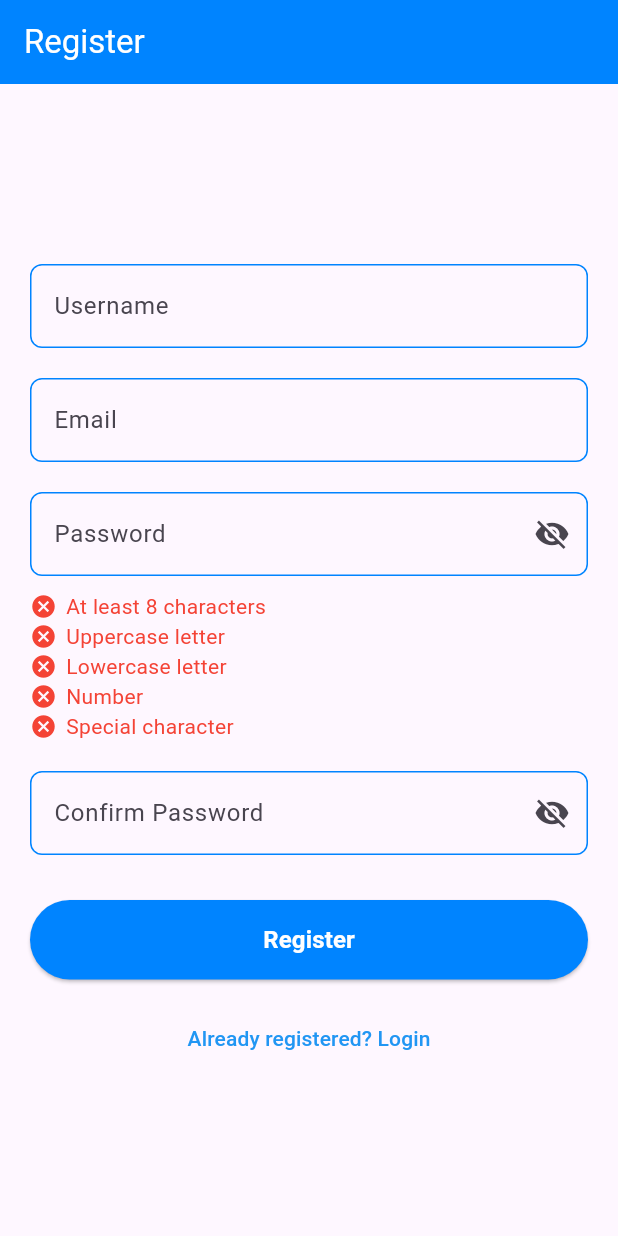
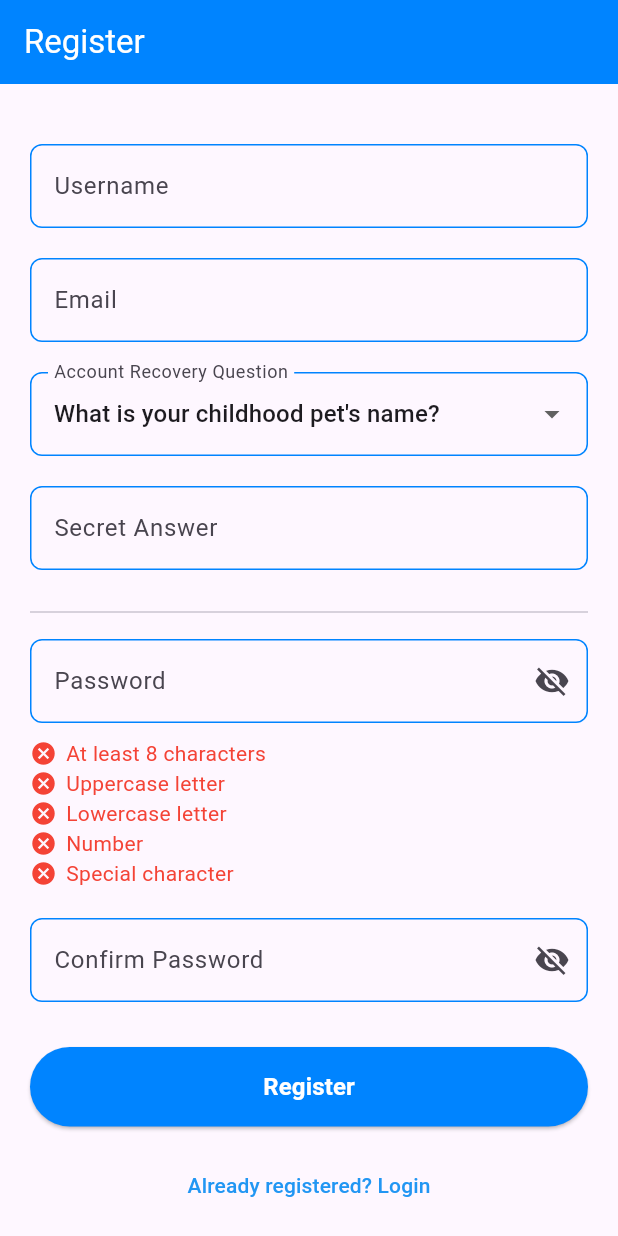
Before and after one commit to Somasekhar711/MD-NT, a Flutter app: the screen it shows after launch, after a tap on "New user? Register here", on a phone screen of 412 x 824 dp. Run offline on Flutter 3.47's test engine with Material 3 defaults, Android fonts, the phone set to English and light mode, and no system bars; our stand-ins replace image_picker, shared_preferences; network calls fail.

Commit message:
feat: Completed full auth flow with forgot password and account recovery

```diff
--- a/md_nt/lib/authentication/login_page.dart
+++ b/md_nt/lib/authentication/login_page.dart
@@ -4,7 +4,8 @@ import 'dart:convert';
 import 'register_page.dart';
 import 'package:md_nt/home/dashboard.dart';
 import 'package:shared_preferences/shared_preferences.dart';
-import 'package:md_nt/config.dart'; // Added Import
+import 'package:md_nt/config.dart';
+import 'package:md_nt/forgot_password_page.dart'; // Import is here!
 
 class LoginPage extends StatefulWidget {
   final VoidCallback toggleTheme;
@@ -46,7 +47,6 @@ class _LoginPageState extends State<LoginPage> {
       final data = jsonDecode(response.body);
 
       if (response.statusCode == 200) {
-        final data = jsonDecode(response.body);
         String userName = data['user']['name'];
 
         // SAVE DATA PERMANENTLY
@@ -83,7 +83,6 @@ class _LoginPageState extends State<LoginPage> {
     }
   }
 
-  // ... rest of your build method stays the same ...
   @override
   Widget build(BuildContext context) {
     return Scaffold(
@@ -155,6 +154,24 @@ class _LoginPageState extends State<LoginPage> {
                         style: TextStyle(color: Colors.white),
                       ),
               ),
+
+              // --- NEW: Forgot Password Button ---
+              const SizedBox(height: 10),
+              TextButton(
+                onPressed: () {
+                  Navigator.push(
+                    context,
+                    MaterialPageRoute(
+                        builder: (context) => const ForgotPasswordPage()),
+                  );
+                },
+                child: const Text(
+                  'Forgot Password?',
+                  style: TextStyle(
+                      color: Colors.blue, fontWeight: FontWeight.w600),
+                ),
+              ),
+
               TextButton(
                 onPressed: () => Navigator.push(
                   context,
--- a/md_nt/lib/authentication/register_page.dart
+++ b/md_nt/lib/authentication/register_page.dart
@@ -14,12 +14,23 @@ class _RegisterPageState extends State<RegisterPage> {
   final TextEditingController usernameController = TextEditingController();
   final TextEditingController emailController = TextEditingController();
   final TextEditingController passwordController = TextEditingController();
-  final TextEditingController confirmPasswordController =
-      TextEditingController();
+  final TextEditingController confirmPasswordController = TextEditingController();
+
+  // --- NEW: Controller for the security answer ---
+  final TextEditingController securityAnswerController = TextEditingController();
 
   bool _isPasswordVisible = false;
   bool _isConfirmPasswordVisible = false;
-  bool _isLoading = false; // To show loading spinner
+  bool _isLoading = false;
+
+  // --- NEW: Security Question State ---
+  String _selectedQuestion = 'What is your childhood pet\'s name?';
+  final List<String> _securityQuestions = [
+    'What is your childhood pet\'s name?',
+    'What city were you born in?',
+    'What is your mother\'s maiden name?',
+    'What was the name of your first school?'
+  ];
 
   final Color primaryColor = const Color.fromARGB(255, 0, 132, 255);
 
@@ -34,8 +45,9 @@ class _RegisterPageState extends State<RegisterPage> {
     String email = emailController.text.trim();
     String password = passwordController.text;
     String confirmPassword = confirmPasswordController.text;
+    String securityAnswer = securityAnswerController.text.trim(); // Grab the answer
 
-    // --- 1. Client-Side Validation (Keep this to save server resources) ---
+    // --- 1. Client-Side Validation ---
     if (username.isEmpty) {
       showSnack('Username must not be empty');
       return;
@@ -66,10 +78,15 @@ class _RegisterPageState extends State<RegisterPage> {
       return;
     }
 
+    // New validation for security answer
+    if (securityAnswer.isEmpty) {
+      showSnack('Please provide an answer to the security question');
+      return;
+    }
+
     // --- 2. Server Communication ---
     setState(() => _isLoading = true);
 
-    // Using central config
     final String url = '${AppConfig.baseUrl}/register';
 
     try {
@@ -82,16 +99,17 @@ class _RegisterPageState extends State<RegisterPage> {
           'name': username,
           'email': email,
           'password': password,
+          // Send the new fields to Node.js!
+          'securityQuestion': _selectedQuestion,
+          'securityAnswer': securityAnswer,
         }),
       );
 
       // --- 3. Handle Response ---
       if (response.statusCode == 201) {
-        // Success
         showSnack('Registered successfully!');
         if (mounted) Navigator.pop(context); // Go back to login
       } else {
-        // Error (e.g., User already exists)
         final Map<String, dynamic> responseData = jsonDecode(response.body);
         showSnack(responseData['message'] ?? 'Registration failed');
       }
@@ -101,7 +119,7 @@ class _RegisterPageState extends State<RegisterPage> {
     } finally {
       if (mounted) {
         setState(() {
-          _isLoading = false; // Stop loading spinner
+          _isLoading = false;
         });
       }
     }
@@ -151,7 +169,7 @@ class _RegisterPageState extends State<RegisterPage> {
       appBar: AppBar(
         title: const Text('Register', style: TextStyle(color: Colors.white)),
         backgroundColor: primaryColor,
-        automaticallyImplyLeading: false, // removes back arrow
+        automaticallyImplyLeading: false,
       ),
       body: SingleChildScrollView(
         child: Center(
@@ -162,14 +180,12 @@ class _RegisterPageState extends State<RegisterPage> {
               child: Column(
                 mainAxisSize: MainAxisSize.min,
                 children: [
-
-                  const SizedBox(height: 100),
+                  const SizedBox(height: 20),
 
                   TextField(
                     controller: usernameController,
                     decoration: inputDecoration('Username'),
                   ),
-
                   const SizedBox(height: 20),
 
                   TextField(
@@ -177,8 +193,37 @@ class _RegisterPageState extends State<RegisterPage> {
                     keyboardType: TextInputType.emailAddress,
                     decoration: inputDecoration('Email'),
                   ),
+                  const SizedBox(height: 20),
 
+                  // --- NEW: Security Question Dropdown ---
+                  DropdownButtonFormField<String>(
+                    decoration: inputDecoration('Account Recovery Question'),
+                    value: _selectedQuestion,
+                    isExpanded: true,
+                    items: _securityQuestions.map((String question) {
+                      return DropdownMenuItem<String>(
+                        value: question,
+                        child: Text(question, overflow: TextOverflow.ellipsis),
+                      );
+                    }).toList(),
+                    onChanged: (String? newValue) {
+                      setState(() {
+                        _selectedQuestion = newValue!;
+                      });
+                    },
+                  ),
                   const SizedBox(height: 20),
+
+                  // --- NEW: Security Answer TextField ---
+                  TextField(
+                    controller: securityAnswerController,
+                    decoration: inputDecoration('Secret Answer'),
+                  ),
+                  const SizedBox(height: 20),
+
+                  // Divider to separate security from passwords
+                  const Divider(),
+                  const SizedBox(height: 10),
 
                   TextField(
                     controller: passwordController,
@@ -200,7 +245,6 @@ class _RegisterPageState extends State<RegisterPage> {
                       ),
                     ),
                   ),
-
                   const SizedBox(height: 10),
 
                   Column(
@@ -213,7 +257,6 @@ class _RegisterPageState extends State<RegisterPage> {
                       passwordRule(hasSpecial, 'Special character'),
                     ],
                   ),
-
                   const SizedBox(height: 20),
 
                   TextField(
@@ -236,17 +279,15 @@ class _RegisterPageState extends State<RegisterPage> {
                       ),
                     ),
                   ),
-
                   const SizedBox(height: 30),
 
                   SizedBox(
                     width: double.infinity,
                     child: ElevatedButton(
-                      onPressed: _isLoading ? null : register, // Disable if loading
+                      onPressed: _isLoading ? null : register,
                       style: ElevatedButton.styleFrom(
                         backgroundColor: primaryColor,
-                        padding:
-                            const EdgeInsets.symmetric(vertical: 15),
+                        padding: const EdgeInsets.symmetric(vertical: 15),
                       ),
                       child: _isLoading
                         ? const SizedBox(
@@ -263,7 +304,6 @@ class _RegisterPageState extends State<RegisterPage> {
                           ),
                     ),
                   ),
-
                   const SizedBox(height: 15),
 
                   TextButton(
--- a/md_nt/lib/config.dart
+++ b/md_nt/lib/config.dart
@@ -1,6 +1,6 @@
 class AppConfig {
   // Update this IP whenever your hotspot/network changes
-  static const String ipAddress = '172.31.179.241';
+  static const String ipAddress = '10.205.67.241';
 
   static const String baseUrl = 'http://$ipAddress:5000/api/auth';
 }
```
Also changed, not shown: md_nt/lib/forgot_password_page.dart (added, +223 -0 lines), 9 other files. Lines whose indentation alone changed are shown as unchanged.
